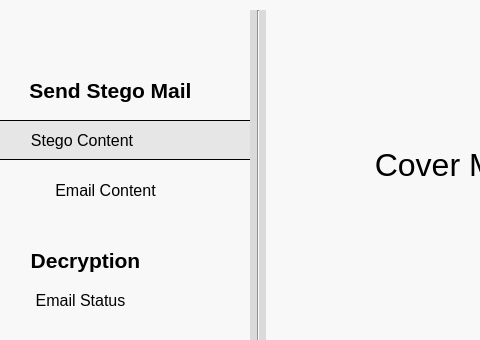
Qt form UI_Files/Encryption.ui (StegoMailo/Desktop-App) before a commit; both pictures show x 0 to 480 and y 0 to 340 of the 1223 by 685 pixel window.
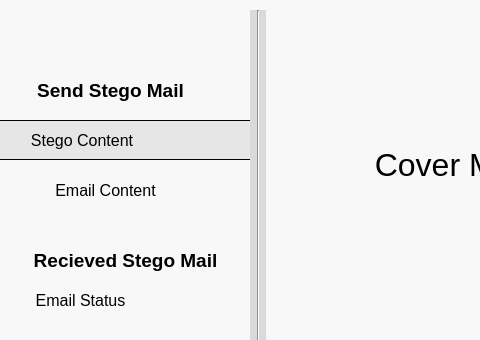
The same form after that commit.

```diff
--- a/UI_Files/Encryption.ui
+++ b/UI_Files/Encryption.ui
@@ -157,7 +157,7 @@
    </property>
    <property name="font">
     <font>
-     <pointsize>16</pointsize>
+     <pointsize>14</pointsize>
      <weight>75</weight>
      <bold>true</bold>
     </font>
@@ -306,13 +306,13 @@
     <rect>
      <x>10</x>
      <y>240</y>
-     <width>151</width>
+     <width>231</width>
      <height>40</height>
     </rect>
    </property>
    <property name="font">
     <font>
-     <pointsize>16</pointsize>
+     <pointsize>14</pointsize>
      <weight>75</weight>
      <bold>true</bold>
     </font>
@@ -325,7 +325,7 @@
 </string>
    </property>
    <property name="text">
-    <string>Decryption</string>
+    <string>Recieved Stego Mail</string>
    </property>
   </widget>
   <widget class="QLabel" name="txtCoverBrowse">
```
Left out of the diff: 4 changed lines with no effect on the pictures.
